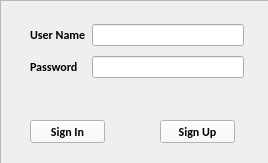
First picture: the form in JobsSchedule/login.ui, repository maple2rain/JobSchedule, before the edit.
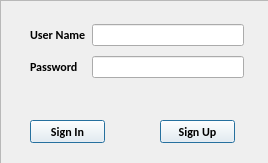
Second picture: the form after the edit. Icons and pictures are not drawn.

Patch:
```diff
--- a/JobsSchedule/login.ui
+++ b/JobsSchedule/login.ui
@@ -48,6 +48,9 @@
    <property name="text">
     <string>Sign In</string>
    </property>
+   <property name="default">
+    <bool>true</bool>
+   </property>
   </widget>
   <widget class="QPushButton" name="RegisterBtn">
    <property name="geometry">
@@ -74,6 +77,9 @@
    <property name="text">
     <string>Sign Up</string>
    </property>
+   <property name="default">
+    <bool>true</bool>
+   </property>
   </widget>
   <widget class="QWidget" name="layoutWidget">
    <property name="geometry">
```
Left out of the diff: 3 changed lines with no effect on the pictures.
